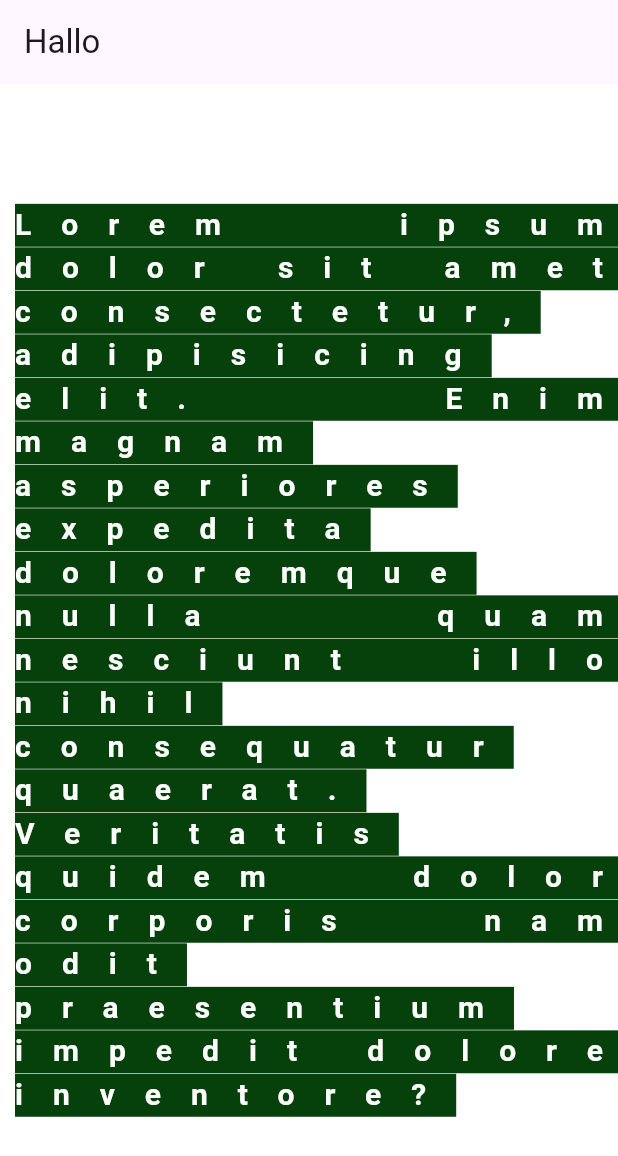
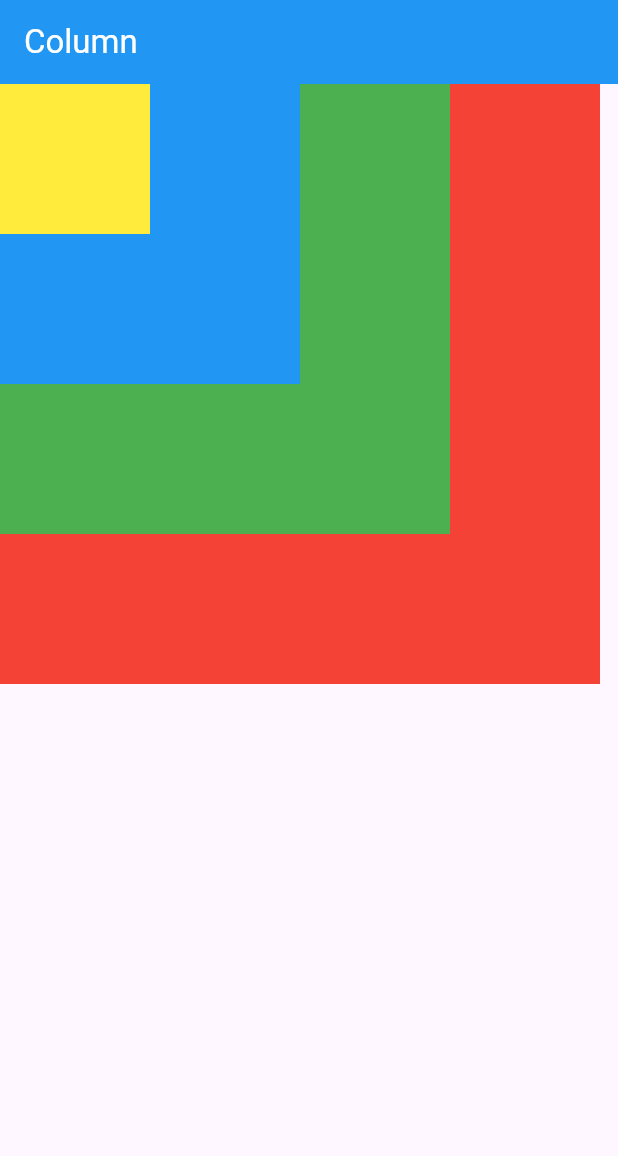
Before and after one commit to Jerrian30/flutterLearn, a Flutter app: the screen it shows after launch, on a phone screen of 412 x 824 dp. Shown: the top 1156 px of the screen. Run offline on Flutter 3.47's test engine with Material 3 defaults, Android fonts, the phone set to English and light mode, and no system bars; Roboto replaces fonts that are missing (BungeeSpice); project files that could hold a hidden picture were left out.

Commit message:
Episode 6

```diff
--- a/lib/main.dart
+++ b/lib/main.dart
@@ -1,7 +1,7 @@
 import 'package:flutter/material.dart';
 
-void main() {
-  runApp(const MyApp());
+main(){
+  runApp( const MyApp());
 }
 
 class MyApp extends StatelessWidget {
@@ -10,26 +10,37 @@ class MyApp extends StatelessWidget {
   @override
   Widget build(BuildContext context) {
     return MaterialApp(
-      home : Scaffold(
-        backgroundColor: Colors.white,
+      home: Scaffold(
         appBar: AppBar(
-          title: const Text("Hallo"),
+          backgroundColor: Colors.blue,
+          title:const Text(
+            "Column",
+            style: TextStyle(color: Colors.white),
+          ),
         ),
-        body: const Center(
-          child: Text(
-            "Lorem ipsum dolor sit amet consectetur, adipisicing elit. Enim magnam asperiores expedita doloremque nulla quam nesciunt illo nihil consequatur quaerat. Veritatis quidem dolor corporis nam odit praesentium impedit dolore inventore?",
-            // maxLines: 2,
-            // overflow: TextOverflow.ellipsis,
-            textAlign: TextAlign.justify,
-            style: TextStyle(
-              fontSize: 20,
-              fontWeight: FontWeight.bold,
-              color: Color.fromARGB(255, 255, 255, 255),
-              backgroundColor: Color.fromARGB(255, 6, 65, 11),
-              letterSpacing: 20,
-              fontFamily: 'BungeeSpice',
+        body:  Stack(
+          children: [
+             Container(
+              height: 400 ,
+              width: 400,
+              color: Colors.red,
             ),
-            )
+            Container(
+              height: 300,
+              width: 300,
+              color: Colors.green,
+            ),
+            Container(
+              height: 200,
+              width: 200,
+              color: Colors.blue,
+            ),
+            Container(
+              height: 100,
+              width: 100,
+              color: Colors.yellow,
+            ),
+          ]
         ),
       ),
     );
```
